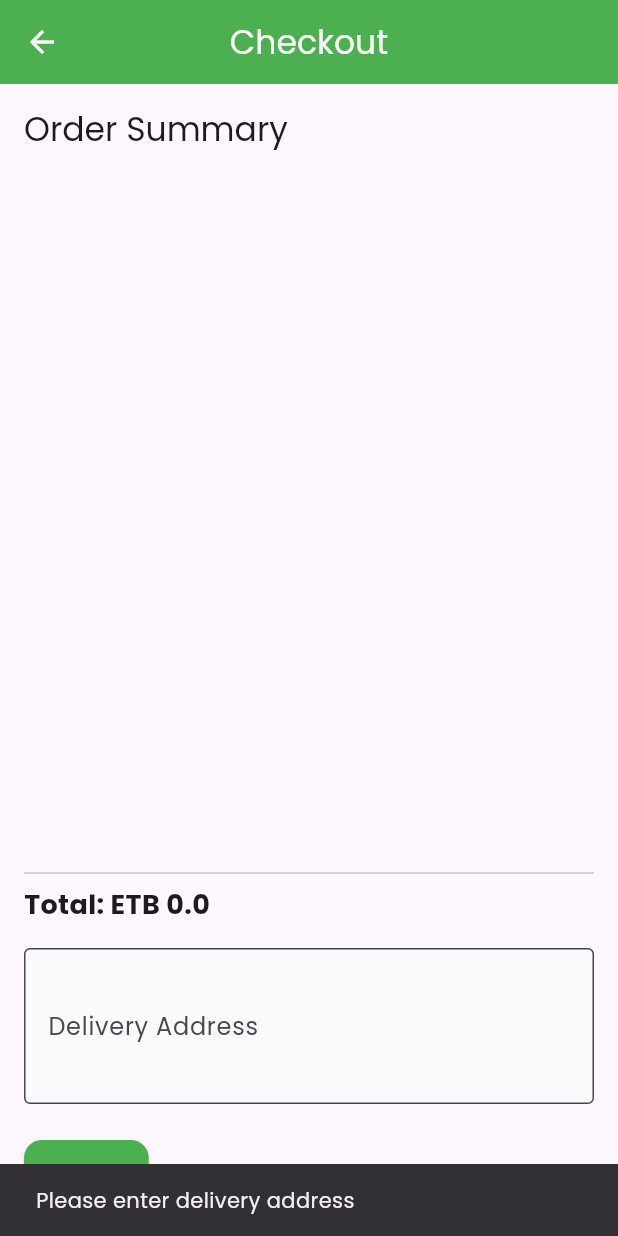
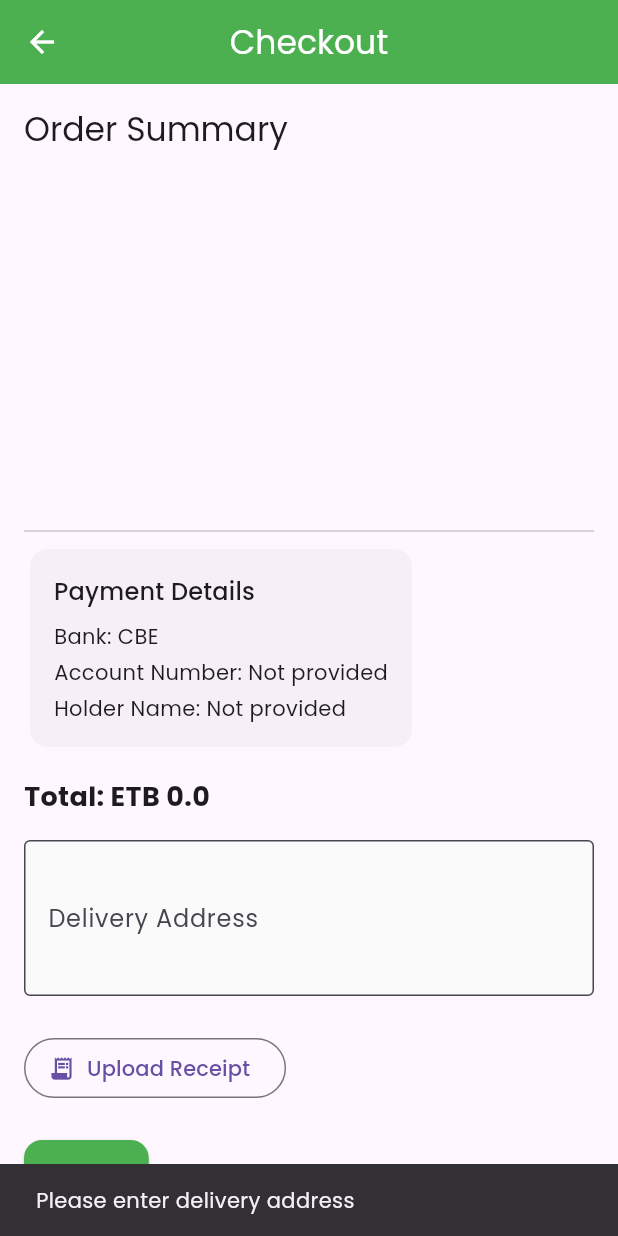
Before and after one commit to Sofi3406/farmer_Buyer_App, a Flutter app: the CheckoutScreen screen opened by its route, after a tap on "Place Order", on a phone screen of 412 x 824 dp. Run offline on Flutter 3.47's test engine with Material 3 defaults, Android fonts, the phone set to English and light mode, and no system bars; our stand-ins replace dio, flutter_local_notifications, geocoding, geolocator, go_router, google_fonts and 2 more; accounts and stored records are empty.

Commit message:
feat:payment reciet added

```diff
--- a/farmer_buyer_marketplace/lib/config/app_constants.dart
+++ b/farmer_buyer_marketplace/lib/config/app_constants.dart
@@ -5,12 +5,12 @@ class AppConstants {
 
   static String get baseUrl {
     if (_overrideBaseUrl.isNotEmpty) return _overrideBaseUrl;
-    if (kIsWeb) return 'http://localhost:5000/api';
+    if (kIsWeb) return 'http://localhost:3000/api';
     switch (defaultTargetPlatform) {
       case TargetPlatform.android:
-        return 'http://10.0.2.2:5000/api';
+        return 'http://10.0.2.2:3000/api';
       default:
-        return 'http://localhost:5000/api';
+        return 'http://localhost:3000/api';
     }
   }
 
--- a/farmer_buyer_marketplace/lib/models/order_model.dart
+++ b/farmer_buyer_marketplace/lib/models/order_model.dart
@@ -9,6 +9,7 @@ class Order {
   final OrderStatus status;
   final DateTime orderDate;
   final DateTime? deliveryDate;
+  final String? receiptUrl;
 
   Order({
     required this.id,
@@ -19,6 +20,7 @@ class Order {
     required this.status,
     required this.orderDate,
     this.deliveryDate,
+    this.receiptUrl,
   });
 
   factory Order.fromJson(Map<String, dynamic> json) => Order(
@@ -31,8 +33,13 @@ class Order {
       (e) => e.toString() == 'OrderStatus.${json['status']}',
       orElse: () => OrderStatus.pending,
     ),
-        orderDate: DateTime.parse((json['orderDate'] ?? json['createdAt']).toString()),
-        deliveryDate: json['deliveryDate'] != null ? DateTime.parse(json['deliveryDate'].toString()) : null,
+    orderDate: DateTime.parse(
+      (json['orderDate'] ?? json['createdAt']).toString(),
+    ),
+    deliveryDate: json['deliveryDate'] != null
+        ? DateTime.parse(json['deliveryDate'].toString())
+        : null,
+    receiptUrl: json['receiptUrl']?.toString(),
   );
 }
 
--- a/farmer_buyer_marketplace/lib/models/product_model.dart
+++ b/farmer_buyer_marketplace/lib/models/product_model.dart
@@ -2,6 +2,8 @@ class Product {
   final String id;
   final String farmerId;
   final String farmerName;
+  final String? accountNumber;
+  final String? accountHolderName;
   final String name;
   final double price;
   final int quantity;
@@ -14,6 +16,8 @@ class Product {
     required this.id,
     required this.farmerId,
     required this.farmerName,
+    this.accountNumber,
+    this.accountHolderName,
     required this.name,
     required this.price,
     required this.quantity,
@@ -27,11 +31,13 @@ class Product {
     id: json['_id'],
     farmerId: json['farmerId'],
     farmerName: json['farmerName'],
+    accountNumber: json['accountNumber']?.toString(),
+    accountHolderName: json['accountHolderName']?.toString(),
     name: json['name'],
     price: json['price'].toDouble(),
     quantity: json['quantity'],
     location: json['location'],
-        images: List<String>.from(json['images']),
+    images: List<String>.from(json['images'] ?? const []),
     description: json['description'],
     createdAt: DateTime.parse(json['createdAt']),
   );
@@ -43,5 +49,7 @@ class Product {
     'location': location,
     'images': images,
     'description': description,
+    'accountNumber': accountNumber,
+    'accountHolderName': accountHolderName,
   };
 }
--- a/farmer_buyer_marketplace/lib/screens/buyer/checkout_screen.dart
+++ b/farmer_buyer_marketplace/lib/screens/buyer/checkout_screen.dart
@@ -1,9 +1,12 @@
 import 'package:flutter/material.dart';
+import 'dart:io';
+import 'package:image_picker/image_picker.dart';
 import 'package:provider/provider.dart';
 import 'package:go_router/go_router.dart';
 import '../../providers/cart_provider.dart';
 import '../../providers/order_provider.dart';
 import '../../providers/auth_provider.dart';
+import '../../services/api_service.dart';
 import '../../widgets/custom_button.dart';
 
 class CheckoutScreen extends StatefulWidget {
@@ -15,6 +18,8 @@ class CheckoutScreen extends StatefulWidget {
 
 class _CheckoutScreenState extends State<CheckoutScreen> {
   final _addressController = TextEditingController();
+  final _imagePicker = ImagePicker();
+  XFile? _receiptImage;
   bool _isPlacing = false;
 
   @override
@@ -23,31 +28,65 @@ class _CheckoutScreenState extends State<CheckoutScreen> {
     super.dispose();
   }
 
+  Future<void> _pickReceiptImage() async {
+    final image = await _imagePicker.pickImage(
+      source: ImageSource.gallery,
+      imageQuality: 85,
+    );
+    if (!mounted || image == null) return;
+    setState(() {
+      _receiptImage = image;
+    });
+  }
+
   Future<void> _placeOrder() async {
     final messenger = ScaffoldMessenger.of(context);
     final router = GoRouter.of(context);
     if (_isPlacing) return; // prevent duplicate submissions
     if (_addressController.text.isEmpty) {
-      messenger.showSnackBar(const SnackBar(content: Text('Please enter delivery address')));
+      messenger.showSnackBar(
+        const SnackBar(content: Text('Please enter delivery address')),
+      );
+      return;
+    }
+    if (_receiptImage == null) {
+      messenger.showSnackBar(
+        const SnackBar(
+          content: Text('Please upload a receipt before placing the order'),
+        ),
+      );
       return;
     }
     setState(() => _isPlacing = true);
     final cartProvider = Provider.of<CartProvider>(context, listen: false);
     final authProvider = Provider.of<AuthProvider>(context, listen: false);
     final orderProvider = Provider.of<OrderProvider>(context, listen: false);
+    try {
+      final receiptUpload = await ApiService.uploadImages([
+        _receiptImage!.path,
+      ]);
+      final receiptUrl = (receiptUpload['urls'] as List).isNotEmpty
+          ? receiptUpload['urls'][0].toString()
+          : null;
+      if (receiptUrl == null || receiptUrl.isEmpty) {
+        throw Exception('Receipt upload failed');
+      }
 
       final orderData = {
         'items': cartProvider.toOrderItems(),
         'totalAmount': cartProvider.totalAmount,
         'deliveryAddress': _addressController.text,
         'buyerId': authProvider.user!.id,
+        'receiptUrl': receiptUrl,
         // farmerId will be inferred from products (backend logic)
       };
-    try {
+
       await orderProvider.placeOrder(orderData);
       cartProvider.clearCart();
       if (!mounted) return;
-      messenger.showSnackBar(const SnackBar(content: Text('Order placed successfully')));
+      messenger.showSnackBar(
+        const SnackBar(content: Text('Order placed successfully')),
+      );
       final refreshToken = DateTime.now().millisecondsSinceEpoch.toString();
       router.go('/buyer-dashboard?refresh=$refreshToken');
     } catch (e) {
@@ -64,6 +103,9 @@ class _CheckoutScreenState extends State<CheckoutScreen> {
   @override
   Widget build(BuildContext context) {
     final cartProvider = Provider.of<CartProvider>(context);
+    final paymentProduct = cartProvider.items.isNotEmpty
+        ? cartProvider.items.first.product
+        : null;
     return Scaffold(
       appBar: AppBar(
         title: const Text('Checkout'),
@@ -83,7 +125,10 @@ class _CheckoutScreenState extends State<CheckoutScreen> {
         child: Column(
           crossAxisAlignment: CrossAxisAlignment.start,
           children: [
-            Text('Order Summary', style: Theme.of(context).textTheme.titleLarge),
+            Text(
+              'Order Summary',
+              style: Theme.of(context).textTheme.titleLarge,
+            ),
             const SizedBox(height: 8),
             Expanded(
               child: ListView.builder(
@@ -92,20 +137,98 @@ class _CheckoutScreenState extends State<CheckoutScreen> {
                   final item = cartProvider.items[i];
                   return ListTile(
                     title: Text(item.product.name),
-                    subtitle: Text('Qty: ${item.quantity}kg x ETB ${item.product.price}'),
+                    subtitle: Text(
+                      'Qty: ${item.quantity}kg x ETB ${item.product.price}',
+                    ),
                     trailing: Text('ETB ${item.totalPrice}'),
                   );
                 },
               ),
             ),
             const Divider(),
-            Text('Total: ETB ${cartProvider.totalAmount}', style: const TextStyle(fontSize: 18, fontWeight: FontWeight.bold)),
+            Card(
+              elevation: 0,
+              color: Theme.of(
+                context,
+              ).colorScheme.surfaceVariant.withOpacity(0.35),
+              child: Padding(
+                padding: const EdgeInsets.all(16),
+                child: Column(
+                  crossAxisAlignment: CrossAxisAlignment.start,
+                  children: [
+                    Text(
+                      'Payment Details',
+                      style: Theme.of(context).textTheme.titleMedium,
+                    ),
+                    const SizedBox(height: 8),
+                    Text(
+                      'Bank: CBE',
+                      style: Theme.of(context).textTheme.bodyMedium,
+                    ),
+                    const SizedBox(height: 4),
+                    Text(
+                      'Account Number: ${paymentProduct?.accountNumber ?? 'Not provided'}',
+                    ),
+                    const SizedBox(height: 4),
+                    Text(
+                      'Holder Name: ${paymentProduct?.accountHolderName ?? paymentProduct?.farmerName ?? 'Not provided'}',
+                    ),
+                  ],
+                ),
+              ),
+            ),
+            const SizedBox(height: 16),
+            Text(
+              'Total: ETB ${cartProvider.totalAmount}',
+              style: const TextStyle(fontSize: 18, fontWeight: FontWeight.bold),
+            ),
             const SizedBox(height: 16),
             TextField(
               controller: _addressController,
-              decoration: const InputDecoration(labelText: 'Delivery Address', border: OutlineInputBorder()),
+              decoration: const InputDecoration(
+                labelText: 'Delivery Address',
+                border: OutlineInputBorder(),
+              ),
               maxLines: 3,
             ),
+            const SizedBox(height: 24),
+            OutlinedButton.icon(
+              onPressed: _isPlacing ? null : _pickReceiptImage,
+              icon: const Icon(Icons.receipt_long),
+              label: Text(
+                _receiptImage == null ? 'Upload Receipt' : 'Receipt Selected',
+              ),
+            ),
+            if (_receiptImage != null) ...[
+              const SizedBox(height: 12),
+              Container(
+                width: double.infinity,
+                padding: const EdgeInsets.all(12),
+                decoration: BoxDecoration(
+                  border: Border.all(
+                    color: Theme.of(context).colorScheme.outline,
+                  ),
+                  borderRadius: BorderRadius.circular(12),
+                ),
+                child: Row(
+                  children: [
+                    SizedBox(
+                      width: 64,
+                      height: 64,
+                      child: ClipRRect(
+                        borderRadius: BorderRadius.circular(8),
+                        child: Image.file(
+                          File(_receiptImage!.path),
+                          fit: BoxFit.cover,
+                        ),
+                      ),
+                    ),
+                    const SizedBox(width: 12),
+                    Expanded(child: Text(_receiptImage!.name)),
+                  ],
+                ),
+              ),
+            ],
             const SizedBox(height: 24),
             CustomButton(
               text: _isPlacing ? 'Placing...' : 'Place Order',
```
Also changed, not shown: farmer_buyer_marketplace/lib/screens/farmer/add_product_screen.dart (+71 -23 lines), 6 other files. Lines whose indentation alone changed are shown as unchanged.
